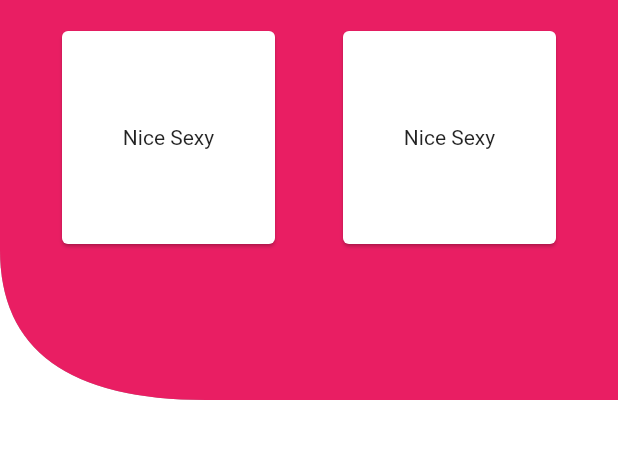
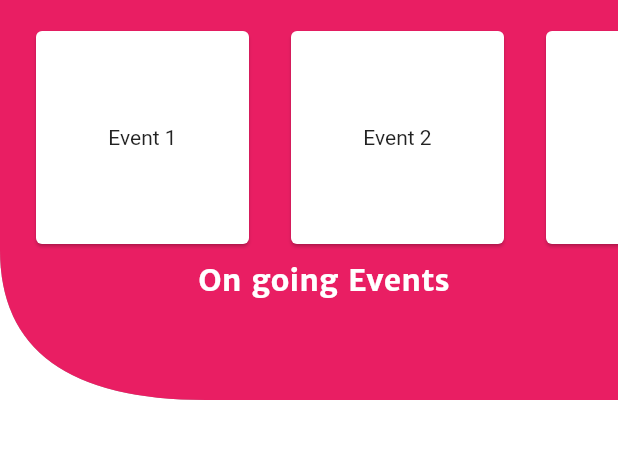
Before and after one commit to Somsubro-Banerjee/Vtop-Redefined, a Flutter app: the screen it shows after launch, on a phone screen of 412 x 824 dp, the part 59-518 px from its top. Run offline on Flutter 3.47's test engine with Material 2 defaults, Android fonts, the phone set to English and light mode, and no system bars.

Commit message:
seventh official commit

```diff
--- a/lib/UI/homePage.dart
+++ b/lib/UI/homePage.dart
@@ -1,4 +1,5 @@
 import 'package:flutter/cupertino.dart';
+import 'package:flutter/gestures.dart';
 import 'package:flutter/material.dart';
 import 'dart:ui';
 import 'Drawerlayout.dart';
@@ -8,10 +9,16 @@ class HomePage extends StatefulWidget {
 }
 
 class _HomePageState extends State<HomePage> {
+  PageController mycontroller = PageController();
   final backgroundColor = Color(0xFF4A4A58);
   @override
   Widget build(BuildContext context) {
-    return Scaffold(
+    return PageView(
+      controller:mycontroller,
+      pageSnapping: true,
+      scrollDirection: Axis.horizontal,
+      children: <Widget>[
+        Scaffold(
           backgroundColor: Colors.white,
           appBar: AppBar(
             // shape: RoundedRectangleBorder(
@@ -24,7 +31,12 @@ class _HomePageState extends State<HomePage> {
           ),
           drawer: Drawer(
             elevation: 16.0,
-        child: DrawerLayout(),
+            child: Scaffold(
+              appBar: AppBar(
+                elevation:0,
+                backgroundColor: backgroundColor,
+              ),
+              body: DrawerLayout()),
           ),
           body: Stack(
             children: <Widget>[
@@ -44,8 +56,8 @@ class _HomePageState extends State<HomePage> {
                       ),
                       child: Center(
                         child: Container(
-                      // margin: EdgeInsets.only(top:10, right: 80, left: 100),
-                      // child: Text("V-TOP REDEFINED...", style: TextStyle(color: Colors.white, fontSize: 25, fontFamily: 'Weather'),),
+                          margin: EdgeInsets.only(top:90, right: 80, left: 100),
+                          child: Text("On going Events", style: TextStyle(color: Colors.white, fontSize: 20, fontFamily: 'Weather'),),
                         ),
                       ),
                     ),
@@ -57,28 +69,61 @@ class _HomePageState extends State<HomePage> {
                 // padding: EdgeInsets.all(5),
                 height: 150,
                 width: 2000,
+                child: SingleChildScrollView(
+                  scrollDirection: Axis.horizontal,
+                  // dragStartBehavior: DragStartBehavior.start,
+                  // physics: BouncingScrollPhysics(),
                   child: Row(
-              crossAxisAlignment: CrossAxisAlignment.center,
-              mainAxisAlignment: MainAxisAlignment.spaceEvenly,
+                    mainAxisSize: MainAxisSize.min,
+                    crossAxisAlignment: CrossAxisAlignment.end,
+                    mainAxisAlignment: MainAxisAlignment.spaceAround,
                     children: <Widget>[
+                      SizedBox(width: 20),
                       Container(
                         height: 150,
                         width: 150,
                         child: Card(
-                    child: Center(child: Text("Nice Sexy")),
+                          child: Center(child: Text("Event 1")),
                         ),
                       ),
+                      SizedBox(width:20),
                        Container(
                          height: 150,
                          width: 150,
                          child: Card(
-                    child: Center(child: Text("Nice Sexy")),
+                          child: Center(child: Text("Event 2")),
+                      ),
+                      ),
+                       SizedBox(width:20),
+                       Container(
+                         height: 150,
+                         width: 150,
+                         child: Card(
+                          child: Center(child: Text("Event 3")),
+                      ),
+                      ),
+                       SizedBox(width:20),
+                       Container(
+                         height: 150,
+                         width: 150,
+                         child: Card(
+                          child: Center(child: Text("Event 4")),
                       ),
                       ),
                     ],
+                  ),
                 )),
             ],
           ),
+        ),
+
+        Scaffold(
+          backgroundColor: Colors.white,
+          body: Container(
+            child: Text("nice sexy")
+          ),
+        )
+      ],
     );
   }
 }
```
Also changed, not shown: lib/UI/Drawerlayout.dart (+40 -5 lines), 2 other files. Lines whose indentation alone changed are shown as unchanged.
